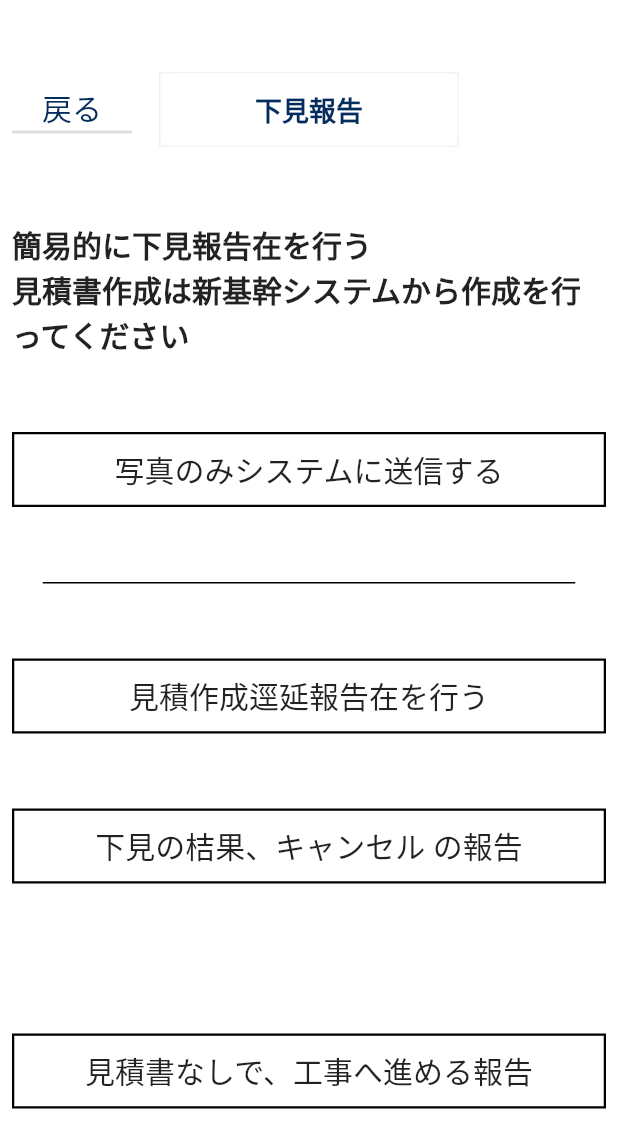
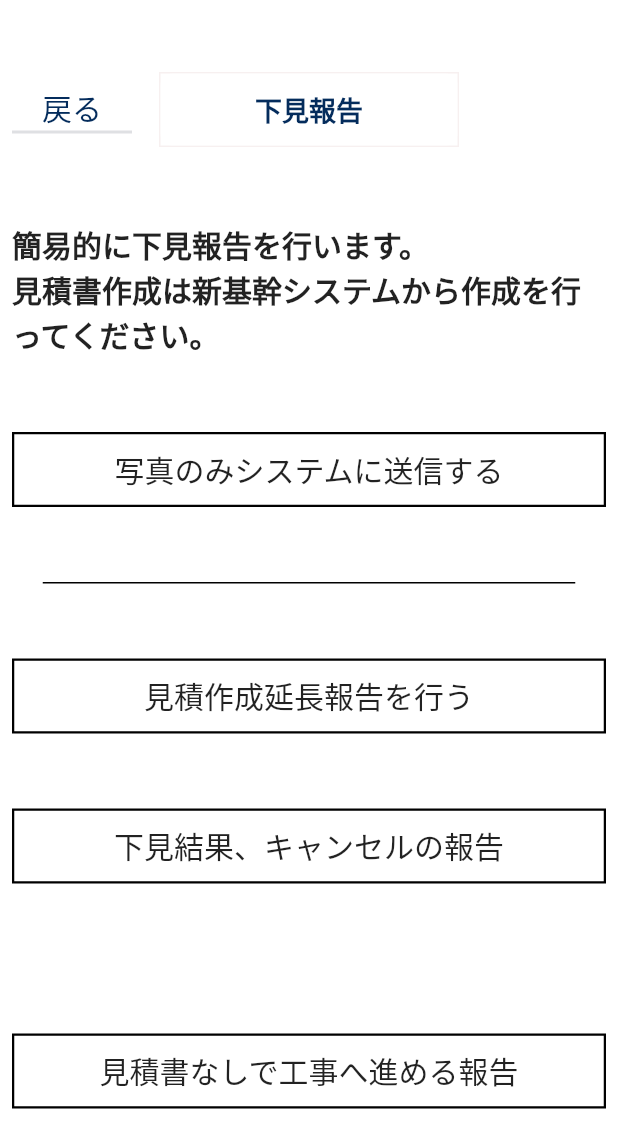
Before and after one commit to danghanh99/link_life_one, a Flutter app: the ShitamiHoukoku screen opened directly with empty values, on a phone screen of 412 x 824 dp. Shown: the top 1148 px of the screen. Run offline on Flutter 3.47's test engine with Material 2 defaults, Android fonts, the phone set to English and light mode, and no system bars; our stand-ins replace auto_size_text, cached_network_image, carousel_slider, dio, flutter_screenutil, flutter_svg and 4 more; missing offline and left inert: check_points, syncfusion_flutter_pdfviewer; accounts and stored records are empty; network calls fail.

Commit message:
merge master

```diff
--- a/lib/screen/page3/shitami_houkoku_page.dart
+++ b/lib/screen/page3/shitami_houkoku_page.dart
@@ -76,10 +76,10 @@ class _ShitamiHoukokuState extends State<ShitamiHoukoku> {
                 crossAxisAlignment: CrossAxisAlignment.start,
                 children: const [
                   Text(
-                    '簡易的に下見報告在を行う',
+                    '簡易的に下見報告を行います。',
                     style: TextStyle(fontSize: 20, fontWeight: FontWeight.w900),
                   ),
-                  Text('見積書作成は新基幹システムから作成を行ってください',
+                  Text('見積書作成は新基幹システムから作成を行ってください。',
                       style:
                           TextStyle(fontSize: 20, fontWeight: FontWeight.w900))
                 ],
@@ -146,7 +146,7 @@ class _ShitamiHoukokuState extends State<ShitamiHoukoku> {
                   width: 400,
                   child: const Center(
                     child: Text(
-                      '見積作成逕延報告在を行う',
+                      '見積作成延長報告を行う',
                       style:
                           TextStyle(fontSize: 20, fontWeight: FontWeight.w300),
                     ),
@@ -174,7 +174,7 @@ class _ShitamiHoukokuState extends State<ShitamiHoukoku> {
                   width: 400,
                   child: const Center(
                     child: Text(
-                      '下見の桔果、キャンセル の報告',
+                      '下見結果、キャンセルの報告',
                       style:
                           TextStyle(fontSize: 20, fontWeight: FontWeight.w300),
                     ),
@@ -254,7 +254,7 @@ class _ShitamiHoukokuState extends State<ShitamiHoukoku> {
                   width: 400,
                   child: const Center(
                     child: Text(
-                      '見積書なしで、工事へ進める報告',
+                      '見積書なしで工事へ進める報告',
                       style:
                           TextStyle(fontSize: 20, fontWeight: FontWeight.w300),
                     ),
--- a/lib/screen/page7/page7_1/quan_ly_lich_bieu_7_1_page.dart
+++ b/lib/screen/page7/page7_1/quan_ly_lich_bieu_7_1_page.dart
@@ -744,7 +744,7 @@ class _QuanLyLichBieu71PageState extends State<QuanLyLichBieu71Page> {
         return PopupMenuItem(
           onTap: () {
             setState(() {
-              sukejuuruSelectedUser = item;
+              sukejuuruSelectedUser = sukejuuruAllUser[index];
               selectedNhanVienName = item["TANT_NAME"];
               selectedNhanVienTantCD = item["TANT_CD"];
             });
--- a/lib/screen/page7/page7_2_3_create_item/page_7_2_3.dart
+++ b/lib/screen/page7/page7_2_3_create_item/page_7_2_3.dart
@@ -326,6 +326,7 @@ class _Page723State extends State<Page723> {
                             // width: size.width / 2 - 80,
                             width: 80,
                             child: CustomTextField(
+                              maxLength: 2,
                               validator: _validateNumber,
                               fillColor: const Color(0xFFF5F6F8),
                               hint: jinNumberCreateAnkenPage.toString(),
@@ -365,6 +366,7 @@ class _Page723State extends State<Page723> {
                             // width: size.width / 2 - 80,
                             width: 80,
                             child: CustomTextField(
+                              maxLength: 10,
                               validator: _validateNumber2,
                               fillColor: const Color(0xFFF5F6F8),
                               hint: jikanNumberCreateAnkenPage.toString(),
--- a/lib/screen/page7/page_7_2_2_edit_item/page_7_2_2.dart
+++ b/lib/screen/page7/page_7_2_2_edit_item/page_7_2_2.dart
@@ -462,6 +462,7 @@ class _Page722State extends State<Page722> {
                             // width: size.width / 2 - 80,
                             width: 80,
                             child: CustomTextField(
+                              maxLength: 2,
                               initValue: jinNumberEditPage.toString(),
                               validator: _validateNumber,
                               fillColor: const Color(0xFFF5F6F8),
@@ -502,6 +503,7 @@ class _Page722State extends State<Page722> {
                             // width: size.width / 2 - 80,
                             width: 80,
                             child: CustomTextField(
+                              maxLength: 10,
                               initValue: jikanNumberEditPage.toString(),
                               validator: _validateNumber2,
                               fillColor: const Color(0xFFF5F6F8),
```
Also changed, not shown: lib/screen/page3/page_3/page_3_bao_cao_hoan_thanh_cong_trinh.dart (+60 -7 lines), lib/screen/page3/page_3_1_yeu_cau_bieu_mau_page.dart (+12 -2 lines).
